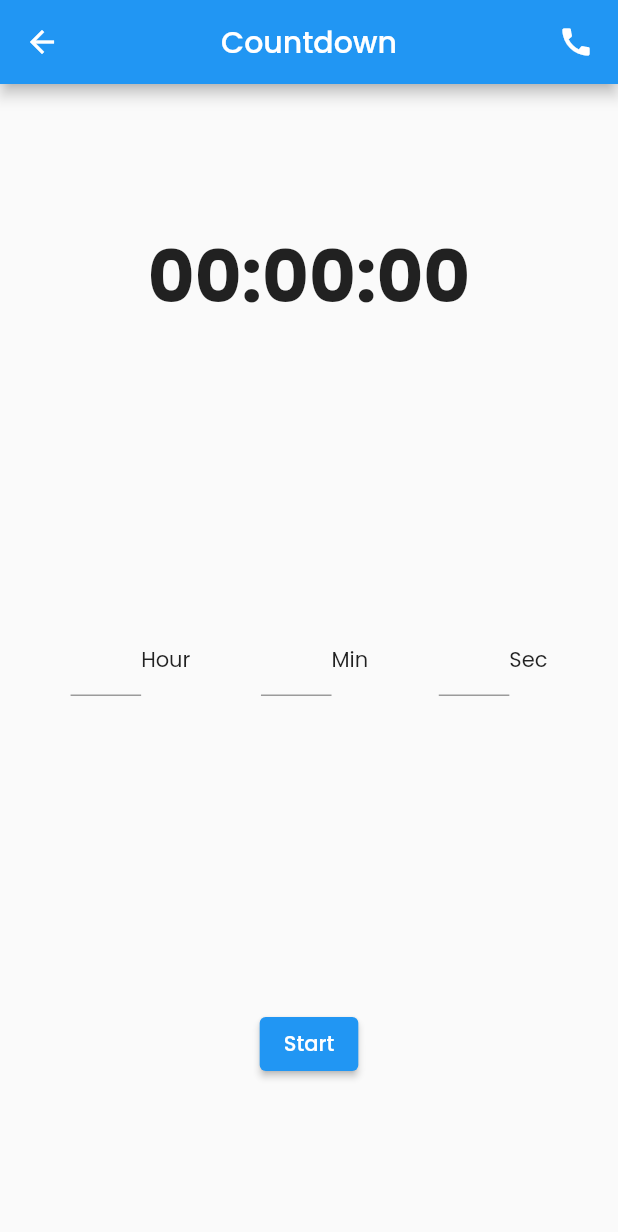
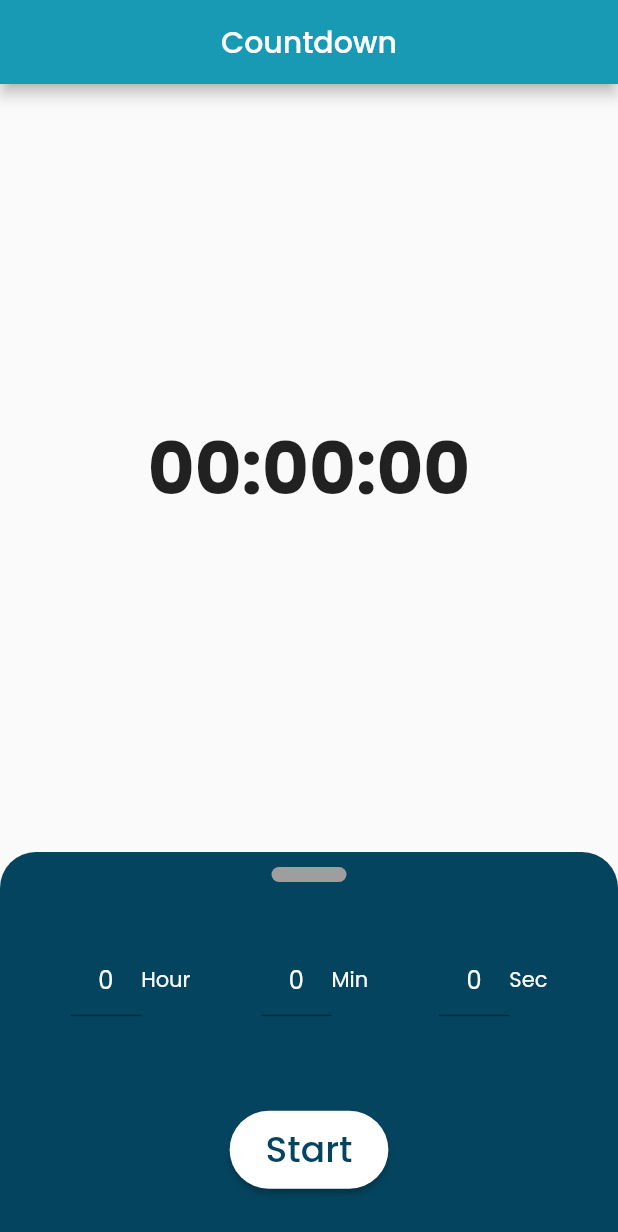
Before and after one commit to riVFerd/countdown-app, a Flutter app: the screen it shows after launch, on a phone screen of 412 x 824 dp. Shown: the top 1232 px of the screen. Run offline on Flutter 3.47's test engine with Material 2 defaults, Android fonts, the phone set to English and light mode, and no system bars; our stand-ins replace google_fonts.

Commit message:
update UI

```diff
--- a/lib/bloc/countdown_bloc.dart
+++ b/lib/bloc/countdown_bloc.dart
@@ -71,7 +71,7 @@ class CountdownBloc {
   Stream<CountdownTime> get countdownStream => _countdownController.stream;
 
   void startCountdown(CountdownTime time, InputStatusBloc inputStatusBloc) {
-    time.setCountdown(time.getTotalTimeInSeconds() + 1);
+    // time.setCountdown(time.getTotalTimeInSeconds() + 1);
     timer = Timer.periodic(
       const Duration(seconds: 1),
       (_) {
--- a/lib/components/countdown_input.dart
+++ b/lib/components/countdown_input.dart
@@ -16,6 +16,11 @@ class CountdownInput extends StatelessWidget {
 
   @override
   Widget build(BuildContext context) {
+    const inputFieldStyle = InputDecoration(
+      hintText: "0",
+      hintStyle: TextStyle(color: Colors.white),
+    );
+
     return StreamBuilder(
       stream: inputStatusBloc.inputStatusStream,
       initialData: true,
@@ -31,7 +36,9 @@ class CountdownInput extends StatelessWidget {
         return Column(
           mainAxisAlignment: MainAxisAlignment.spaceAround,
           children: [
-            Row(
+            Container(
+              decoration: const BoxDecoration(),
+              child: Row(
                 children: [
                   const Spacer(),
                   Expanded(
@@ -40,9 +47,14 @@ class CountdownInput extends StatelessWidget {
                       keyboardType: TextInputType.number,
                       textAlign: TextAlign.center,
                       enabled: isActive,
+                      style: const TextStyle(color: Colors.white),
+                      decoration: inputFieldStyle,
                     ),
                   ),
-                const Text("Hour"),
+                  const Text(
+                    "Hour",
+                    style: TextStyle(color: Colors.white),
+                  ),
                   const Spacer(),
                   Expanded(
                     child: TextField(
@@ -50,9 +62,14 @@ class CountdownInput extends StatelessWidget {
                       keyboardType: TextInputType.number,
                       textAlign: TextAlign.center,
                       enabled: isActive,
+                      style: const TextStyle(color: Colors.white),
+                      decoration: inputFieldStyle,
                     ),
                   ),
-                const Text("Min"),
+                  const Text(
+                    "Min",
+                    style: TextStyle(color: Colors.white),
+                  ),
                   const Spacer(),
                   Expanded(
                     child: TextField(
@@ -60,16 +77,41 @@ class CountdownInput extends StatelessWidget {
                       keyboardType: TextInputType.number,
                       textAlign: TextAlign.center,
                       enabled: isActive,
+                      style: const TextStyle(color: Colors.white),
+                      decoration: inputFieldStyle,
                     ),
                   ),
-                const Text("Sec"),
+                  const Text(
+                    "Sec",
+                    style: TextStyle(color: Colors.white),
+                  ),
                   const Spacer(),
                 ],
               ),
+            ),
             ElevatedButton(
+              style: ButtonStyle(
+                backgroundColor: MaterialStateProperty.resolveWith(
+                  (Set<MaterialState> states) {
+                    if (states.contains(MaterialState.pressed)) {
+                      return Colors.white.withOpacity(0.5);
+                    } else if (states.contains(MaterialState.disabled)) {
+                      return Colors.grey;
+                    }
+                    return Colors.white;
+                  },
+                ),
+                shape: MaterialStateProperty.all(
+                  RoundedRectangleBorder(
+                    borderRadius: BorderRadius.circular(50.0),
+                  ),
+                ),
+              ),
               onPressed: !isActive
                   ? null
                   : () {
+                      // Todo: prevent all event to start when all input are empty
+
                       // disable all input while countdown still active
                       inputStatusBloc.changeInputStatus();
 
@@ -93,8 +135,17 @@ class CountdownInput extends StatelessWidget {
                         inputStatusBloc,
                       );
                     },
-              child: const Text("Start"),
-            )
+              child: const Padding(
+                padding: EdgeInsets.all(8.0),
+                child: Text(
+                  "Start",
+                  style: TextStyle(
+                    fontSize: 24,
+                    color: Color(0xFF05445E),
+                  ),
+                ),
+              ),
+            ),
           ],
         );
       },
--- a/lib/pages/home_page.dart
+++ b/lib/pages/home_page.dart
@@ -18,22 +18,21 @@ class _HomePageState extends State<HomePage> {
     // print("Home page got rebuild");
     return Scaffold(
       appBar: AppBar(
+        backgroundColor: const Color(0xFF189AB4),
         title: Row(
-          mainAxisAlignment: MainAxisAlignment.spaceBetween,
+          mainAxisAlignment: MainAxisAlignment.center,
           children: const [
-            Icon(Icons.arrow_back),
             Text("Countdown"),
-            Icon(Icons.call),
           ],
         ),
       ),
       body: Center(
         child: Column(
-          mainAxisAlignment: MainAxisAlignment.spaceEvenly,
+          mainAxisAlignment: MainAxisAlignment.center,
           children: [
             // shown countdown
             Expanded(
-              flex: 1,
+              flex: 2,
               child: CountdownTimer(
                 countdownStream: countdownBloc.countdownStream,
               ),
@@ -41,9 +40,33 @@ class _HomePageState extends State<HomePage> {
 
             // Input section
             Expanded(
-              flex: 2,
-              child: CountdownInput(
-                countdownBloc: countdownBloc,
+              flex: 1,
+              child: Container(
+                decoration: const BoxDecoration(
+                  color: Color(0xFF05445E),
+                  borderRadius: BorderRadius.vertical(
+                    top: Radius.circular(24),
+                  ),
+                ),
+                child: Column(
+                  mainAxisAlignment: MainAxisAlignment.spaceBetween,
+                  children: [
+                    Container(
+                      margin: const EdgeInsets.symmetric(vertical: 10),
+                      width: 50,
+                      height: 10,
+                      decoration: const BoxDecoration(
+                        color: Colors.grey,
+                        borderRadius: BorderRadius.all(Radius.circular(18)),
+                      ),
+                    ),
+                    Expanded(
+                      child: CountdownInput(
+                        countdownBloc: countdownBloc,
+                      ),
+                    ),
+                  ],
+                ),
               ),
             )
           ],
```
Also changed, not shown: 1 other file. Lines whose indentation alone changed are shown as unchanged.
